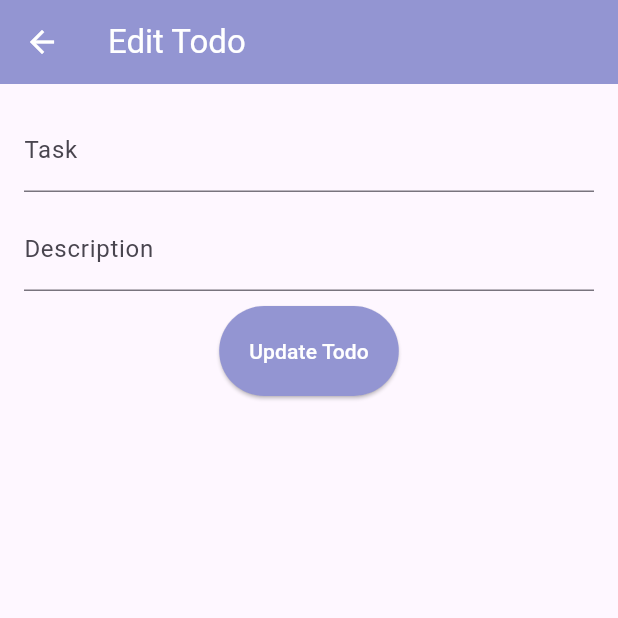
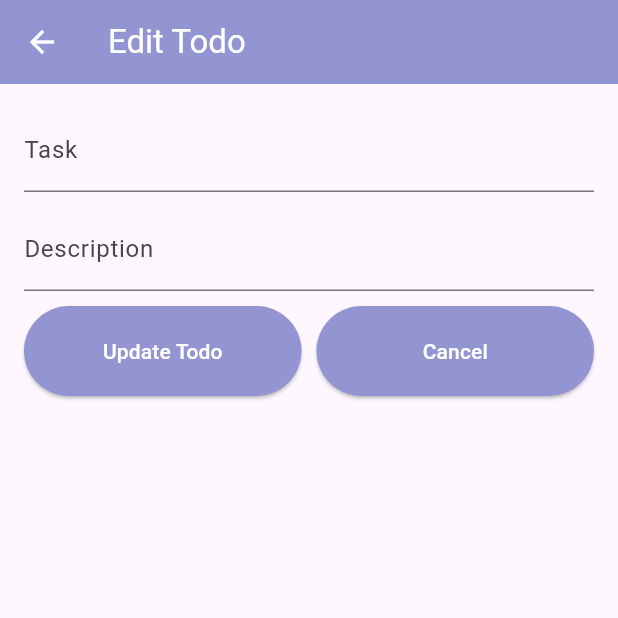
Before and after one commit to AkhilAnithaGregory/todo_flutter, a Flutter app: the EditTodoApp screen opened directly with empty values, on a phone screen of 412 x 824 dp, the top half of it. Run offline on Flutter 3.47's test engine with Material 3 defaults, Android fonts, the phone set to English and light mode, and no system bars; our stand-ins replace logger, shared_preferences; accounts and stored records are empty; network calls fail.

Commit message:
Feature : Dashboard and Edit todo ui changes

```diff
--- a/lib/Screens/edit_todo.dart
+++ b/lib/Screens/edit_todo.dart
@@ -79,7 +79,7 @@ class _EditTodoAppState extends State<EditTodoApp> {
   }
 
   Future<void> _fetchUpdatedTodos() async {
-    final String url = 'https://todo-mww8.onrender.com/api/todos';
+    const String url = 'https://todo-mww8.onrender.com/api/todos';
     final response = await http.get(
       Uri.parse(url),
       headers: {
@@ -126,19 +126,49 @@ class _EditTodoAppState extends State<EditTodoApp> {
               decoration: const InputDecoration(labelText: 'Description'),
             ),
             const SizedBox(height: 10),
-            ElevatedButton(
-              onPressed: _isLoading ? null : _updateTodo,
-              child: const Text('Update Todo'),
-              style: ElevatedButton.styleFrom(
-                backgroundColor: const Color(0xFF9395D2),
-                foregroundColor: Colors.white,
-                padding:
-                    const EdgeInsets.symmetric(horizontal: 20, vertical: 20),
-              ),
+            Row(
+              children: [
+                _buildUpdateTodoButton(),
+                const SizedBox(width: 10),
+                _buildCancelTodoButton()
+              ],
             ),
           ],
         ),
       ),
     );
   }
+
+  Widget _buildUpdateTodoButton() {
+    return Expanded(
+      child: ElevatedButton(
+        onPressed: _isLoading ? null : _updateTodo,
+        style: ElevatedButton.styleFrom(
+          backgroundColor: const Color(0xFF9395D2),
+          foregroundColor: Colors.white,
+          padding: const EdgeInsets.symmetric(horizontal: 20, vertical: 20),
+        ),
+        child: const Text('Update Todo'),
+      ),
+    );
+  }
+
+  Widget _buildCancelTodoButton() {
+    return Expanded(
+      child: ElevatedButton(
+        onPressed: () {
+          Navigator.pushReplacement(
+            context,
+            MaterialPageRoute(builder: (context) => const Dashboard()),
+          );
+        },
+        style: ElevatedButton.styleFrom(
+          backgroundColor: const Color(0xFF9395D2),
+          foregroundColor: Colors.white,
+          padding: const EdgeInsets.symmetric(horizontal: 20, vertical: 20),
+        ),
+        child: const Text('Cancel'),
+      ),
+    );
+  }
 }
```
Also changed, not shown: lib/Screens/todo_dashboard.dart (+55 -17 lines), lib/main.dart (+21 -6 lines).
